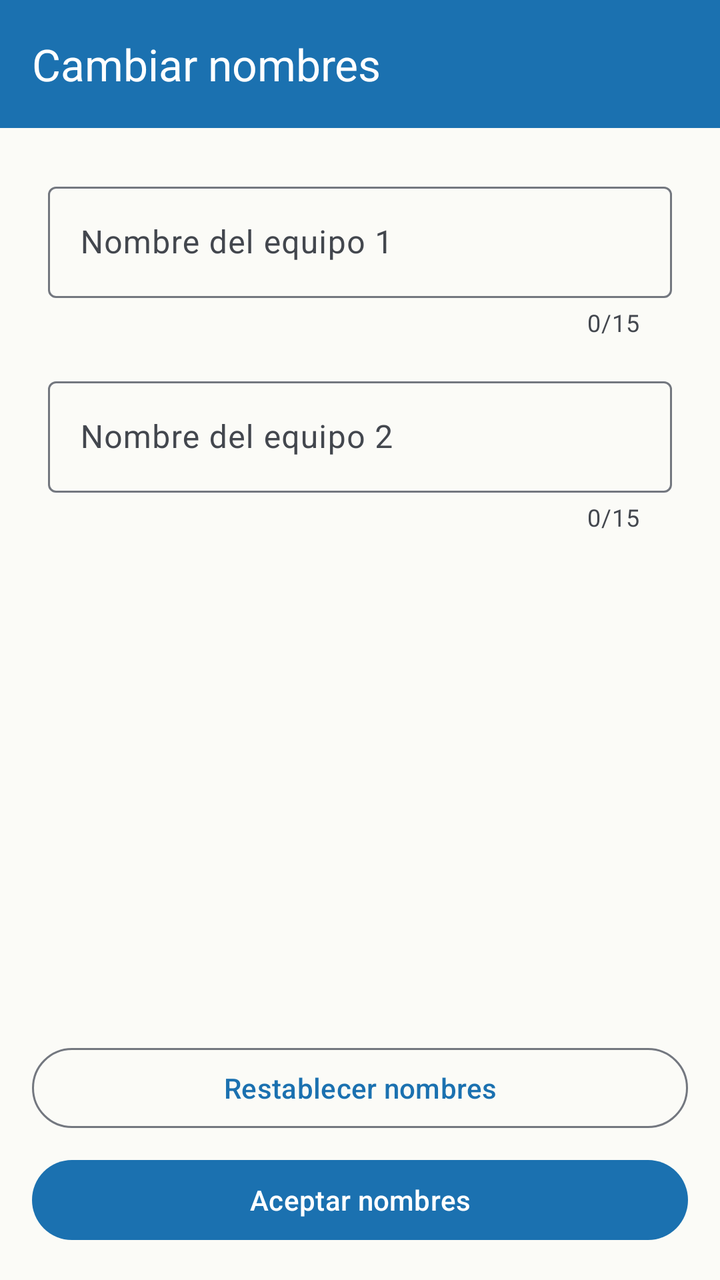
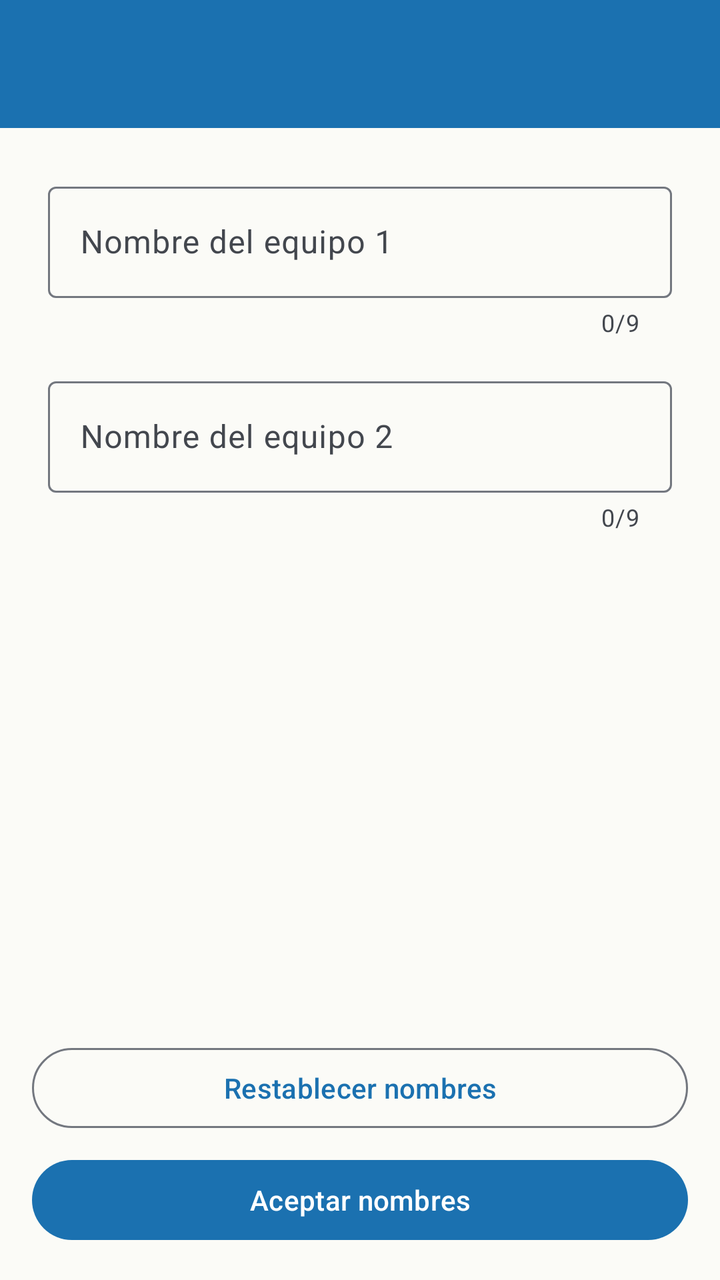

The first picture is an Android layout as it rendered before a commit; the second is the same layout after the commit. The layout source and the unified diff follow.
<!-- AndroidManifest.xml: application theme AppTheme -->
<!-- res/layout/activity_cambiar_nombres.xml -->
<?xml version="1.0" encoding="utf-8"?>
<LinearLayout xmlns:android="http://schemas.android.com/apk/res/android"
    xmlns:app="http://schemas.android.com/apk/res-auto"
    xmlns:tools="http://schemas.android.com/tools"
    android:layout_width="match_parent"
    android:layout_height="match_parent"
    android:orientation="vertical"
    tools:context=".CambiarNombres">

    <com.google.android.material.appbar.MaterialToolbar
        android:id="@+id/toolbar"
        android:layout_width="match_parent"
        android:layout_height="?attr/actionBarSize"
        android:background="?attr/colorPrimary"
        app:title="@string/cambiar_nombres_title"
        app:titleTextColor="?attr/colorOnPrimary" />

    <ScrollView
        android:layout_width="match_parent"
        android:layout_height="0dp"
        android:layout_weight="1">

        <LinearLayout
            android:layout_width="match_parent"
            android:layout_height="wrap_content"
            android:orientation="vertical"
            android:padding="24dp">

            <com.google.android.material.textfield.TextInputLayout
                android:id="@+id/CampoEquipo1"
                style="@style/Widget.Material3.TextInputLayout.OutlinedBox"
                android:layout_width="match_parent"
                android:layout_height="wrap_content"
                android:hint="@string/cambiar_nombres_equipo1_hint"
                app:counterEnabled="true"
                app:counterMaxLength="15">

                <com.google.android.material.textfield.TextInputEditText
                    android:id="@+id/EntradaEquipo1"
                    android:layout_width="match_parent"
                    android:layout_height="wrap_content"
                    android:imeOptions="actionNext"
                    android:inputType="textCapWords"
                    android:maxLength="15"
                    android:singleLine="true" />

            </com.google.android.material.textfield.TextInputLayout>

            <com.google.android.material.textfield.TextInputLayout
                android:id="@+id/CampoEquipo2"
                style="@style/Widget.Material3.TextInputLayout.OutlinedBox"
                android:layout_width="match_parent"
                android:layout_height="wrap_content"
                android:layout_marginTop="16dp"
                android:hint="@string/cambiar_nombres_equipo2_hint"
                app:counterEnabled="true"
                app:counterMaxLength="15">

                <com.google.android.material.textfield.TextInputEditText
                    android:id="@+id/EntradaEquipo2"
                    android:layout_width="match_parent"
                    android:layout_height="wrap_content"
                    android:imeOptions="actionDone"
                    android:inputType="textCapWords"
                    android:maxLength="15"
                    android:singleLine="true" />

            </com.google.android.material.textfield.TextInputLayout>

        </LinearLayout>

    </ScrollView>

    
    <LinearLayout
        android:layout_width="match_parent"
        android:layout_height="wrap_content"
        android:orientation="vertical"
        android:paddingHorizontal="16dp"
        android:paddingBottom="16dp">

        <com.google.android.material.button.MaterialButton
            android:id="@+id/BotonRestablecerNombres"
            style="@style/Widget.Material3.Button.OutlinedButton"
            android:layout_width="match_parent"
            android:layout_height="wrap_content"
            android:text="@string/cambiar_nombres_restablecer" />

        <com.google.android.material.button.MaterialButton
            android:id="@+id/BotonAceptarNombres"
            android:layout_width="match_parent"
            android:layout_height="wrap_content"
            android:layout_marginTop="8dp"
            android:text="@string/cambiar_nombres_aceptar" />

    </LinearLayout>

</LinearLayout>
<!-- resources referenced by this layout -->
<resources>
  <string name="cambiar_nombres_aceptar">Aceptar nombres</string>
  <string name="cambiar_nombres_equipo1_hint">Nombre del equipo 1</string>
  <string name="cambiar_nombres_equipo2_hint">Nombre del equipo 2</string>
  <string name="cambiar_nombres_restablecer">Restablecer nombres</string>
  <string name="cambiar_nombres_title">Cambiar nombres</string>
  <style name="AppTheme" parent="Theme.Material3.DayNight.NoActionBar">
          <item name="colorPrimary">@color/colorPrimary</item>
          <item name="colorOnPrimary">@color/onPrimary</item>
          <item name="colorPrimaryContainer">@color/primaryContainer</item>
          <item name="colorOnPrimaryContainer">@color/onPrimaryContainer</item>
          <item name="colorSecondary">@color/verde</item>
          <item name="colorOnSecondary">@color/onSecondary</item>
          <item name="colorSecondaryContainer">@color/secondaryContainer</item>
          <item name="colorOnSecondaryContainer">@color/onSecondaryContainer</item>
          <item name="colorSurface">@color/surface</item>
          <item name="colorOnSurface">@color/onSurface</item>
          <item name="colorSurfaceVariant">@color/surfaceVariant</item>
          <item name="colorOnSurfaceVariant">@color/onSurfaceVariant</item>
          <item name="colorOutline">@color/outline</item>
          <item name="android:colorBackground">@color/surface</item>
          <item name="colorOnBackground">@color/onSurface</item>
      </style>
  <color name="colorPrimary">#1b71b0</color>
  <color name="onPrimary">#FFFFFF</color>
  <color name="primaryContainer">#D3E4FF</color>
  <color name="onPrimaryContainer">#001C38</color>
  <color name="verde">#00b300</color>
  <color name="onSecondary">#FFFFFF</color>
  <color name="secondaryContainer">#C6F6C6</color>
  <color name="onSecondaryContainer">#00390A</color>
  <color name="surface">#FBFBF7</color>
  <color name="onSurface">#1A1C1E</color>
  <color name="surfaceVariant">#E1E4E8</color>
  <color name="onSurfaceVariant">#43474E</color>
  <color name="outline">#73777F</color>
</resources>

<!-- the commit's change to res/layout/activity_cambiar_nombres.xml (unified diff, before → after) -->
@@ -7,12 +7,13 @@
     android:orientation="vertical"
     tools:context=".CambiarNombres">
 
+    
     <com.google.android.material.appbar.MaterialToolbar
         android:id="@+id/toolbar"
         android:layout_width="match_parent"
         android:layout_height="?attr/actionBarSize"
         android:background="?attr/colorPrimary"
-        app:title="@string/cambiar_nombres_title"
+        app:navigationIconTint="?attr/colorOnPrimary"
         app:titleTextColor="?attr/colorOnPrimary" />
 
     <ScrollView
@@ -33,7 +34,7 @@
                 android:layout_height="wrap_content"
                 android:hint="@string/cambiar_nombres_equipo1_hint"
                 app:counterEnabled="true"
-                app:counterMaxLength="15">
+                app:counterMaxLength="9">
 
                 <com.google.android.material.textfield.TextInputEditText
                     android:id="@+id/EntradaEquipo1"
@@ -41,7 +42,7 @@
                     android:layout_height="wrap_content"
                     android:imeOptions="actionNext"
                     android:inputType="textCapWords"
-                    android:maxLength="15"
+                    android:maxLength="9"
                     android:singleLine="true" />
 
             </com.google.android.material.textfield.TextInputLayout>
@@ -54,7 +55,7 @@
                 android:layout_marginTop="16dp"
                 android:hint="@string/cambiar_nombres_equipo2_hint"
                 app:counterEnabled="true"
-                app:counterMaxLength="15">
+                app:counterMaxLength="9">
 
                 <com.google.android.material.textfield.TextInputEditText
                     android:id="@+id/EntradaEquipo2"
@@ -62,7 +63,7 @@
                     android:layout_height="wrap_content"
                     android:imeOptions="actionDone"
                     android:inputType="textCapWords"
-                    android:maxLength="15"
+                    android:maxLength="9"
                     android:singleLine="true" />
 
             </com.google.android.material.textfield.TextInputLayout>
<!-- resource entries referenced after the edit -->
@@ -4,7 +4,6 @@
   <string name="cambiar_nombres_equipo1_hint">Nombre del equipo 1</string>
   <string name="cambiar_nombres_equipo2_hint">Nombre del equipo 2</string>
   <string name="cambiar_nombres_restablecer">Restablecer nombres</string>
-  <string name="cambiar_nombres_title">Cambiar nombres</string>
   <style name="AppTheme" parent="Theme.Material3.DayNight.NoActionBar">
           <item name="colorPrimary">@color/colorPrimary</item>
           <item name="colorOnPrimary">@color/onPrimary</item>
